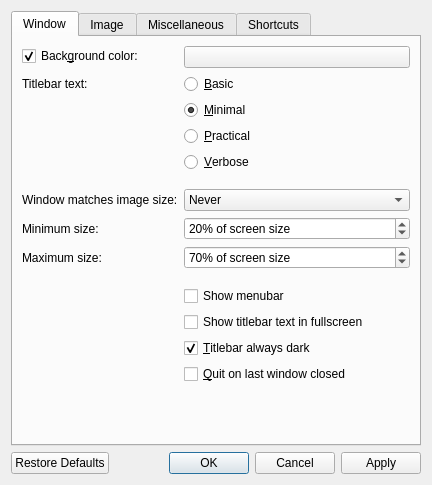
Before: the Qt Designer form src/qvoptionsdialog.ui in jurplel/qView, drawn with Qt 5.
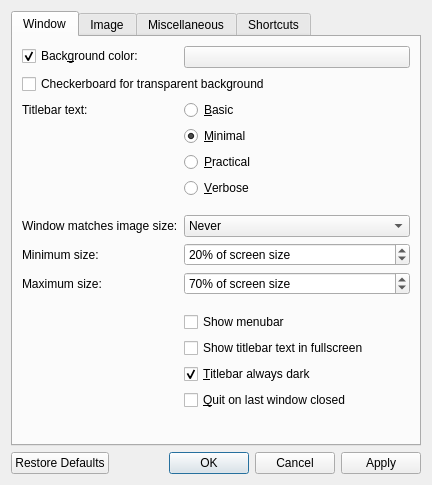
After: the same form once the commit is applied.

Commit message: Add an UI option to toggle checkerboard background

Patch:
```diff
--- a/src/qvoptionsdialog.ui
+++ b/src/qvoptionsdialog.ui
@@ -50,7 +50,7 @@
          </property>
         </widget>
        </item>
-       <item row="1" column="0">
+       <item row="2" column="0">
         <widget class="QLabel" name="label">
          <property name="toolTip">
           <string>Changes the amount of information displayed in the titlebar</string>
@@ -60,14 +60,14 @@
          </property>
         </widget>
        </item>
-       <item row="1" column="1">
+       <item row="2" column="1">
         <widget class="QRadioButton" name="titlebarRadioButton0">
          <property name="text">
           <string>&amp;Basic</string>
          </property>
         </widget>
        </item>
-       <item row="2" column="1">
+       <item row="3" column="1">
         <widget class="QRadioButton" name="titlebarRadioButton1">
          <property name="text">
           <string>&amp;Minimal</string>
@@ -77,21 +77,21 @@
          </property>
         </widget>
        </item>
-       <item row="3" column="1">
+       <item row="4" column="1">
         <widget class="QRadioButton" name="titlebarRadioButton2">
          <property name="text">
           <string>&amp;Practical</string>
          </property>
         </widget>
        </item>
-       <item row="4" column="1">
+       <item row="5" column="1">
         <widget class="QRadioButton" name="titlebarRadioButton3">
          <property name="text">
           <string>&amp;Verbose</string>
          </property>
         </widget>
        </item>
-       <item row="6" column="1">
+       <item row="7" column="1">
         <spacer name="horizontalSpacer_4">
          <property name="orientation">
           <enum>Qt::Horizontal</enum>
@@ -104,7 +104,7 @@
          </property>
         </spacer>
        </item>
-       <item row="7" column="0">
+       <item row="8" column="0">
         <widget class="QLabel" name="label_6">
          <property name="toolTip">
           <string>Control when the window should resize to fit the image's actual size</string>
@@ -114,7 +114,7 @@
          </property>
         </widget>
        </item>
-       <item row="7" column="1">
+       <item row="8" column="1">
         <widget class="QComboBox" name="windowResizeComboBox">
          <property name="toolTip">
           <string>Control when the window should resize to fit the image's actual size</string>
@@ -139,14 +139,14 @@
          </item>
         </widget>
        </item>
-       <item row="8" column="0">
+       <item row="9" column="0">
         <widget class="QLabel" name="minWindowResizeLabel">
          <property name="text">
           <string>Minimum size:</string>
          </property>
         </widget>
        </item>
-       <item row="8" column="1">
+       <item row="9" column="1">
         <widget class="QSpinBox" name="minWindowResizeSpinBox">
          <property name="toolTip">
           <string>Control the minimum size that the window should reach when matching the image's actual size</string>
@@ -168,7 +168,7 @@
          </property>
         </widget>
        </item>
-       <item row="9" column="0">
+       <item row="10" column="0">
         <widget class="QLabel" name="maxWindowResizeLabel">
          <property name="toolTip">
           <string>Control the maximum size that the window should reach when matching the image's actual size</string>
@@ -178,7 +178,7 @@
          </property>
         </widget>
        </item>
-       <item row="9" column="1">
+       <item row="10" column="1">
         <widget class="QSpinBox" name="maxWindowResizeSpinBox">
          <property name="toolTip">
           <string>Control the maximum size that the window should reach when matching the image's actual size</string>
@@ -200,7 +200,7 @@
          </property>
         </widget>
        </item>
-       <item row="10" column="1">
+       <item row="11" column="1">
         <spacer name="horizontalSpacer_3">
          <property name="orientation">
           <enum>Qt::Horizontal</enum>
@@ -213,7 +213,7 @@
          </property>
         </spacer>
        </item>
-       <item row="13" column="1">
+       <item row="14" column="1">
         <widget class="QCheckBox" name="darkTitlebarCheckbox">
          <property name="toolTip">
           <string>Choose whether or not the titlebar should always be dark regardless of your chosen macOS appearance</string>
@@ -226,14 +226,14 @@
          </property>
         </widget>
        </item>
-       <item row="11" column="1">
+       <item row="12" column="1">
         <widget class="QCheckBox" name="menubarCheckbox">
          <property name="text">
           <string>Show menubar</string>
          </property>
         </widget>
        </item>
-       <item row="12" column="1">
+       <item row="13" column="1">
         <widget class="QCheckBox" name="detailsInFullscreen">
          <property name="toolTip">
           <string>Choose whether or not to display the titlebar text while in fullscreen</string>
@@ -243,13 +243,20 @@
          </property>
         </widget>
        </item>
-       <item row="14" column="1">
+       <item row="15" column="1">
         <widget class="QCheckBox" name="quitOnLastWindowCheckbox">
          <property name="text">
           <string>&amp;Quit on last window closed</string>
          </property>
         </widget>
        </item>
+       <item row="1" column="0" colspan="2">
+        <widget class="QCheckBox" name="checkerboardBackgroundCheckbox">
+         <property name="text">
+          <string>Checkerboard for transparent background </string>
+         </property>
+        </widget>
+       </item>
       </layout>
      </widget>
      <widget class="QWidget" name="image">
```
The commit also changes 6 other files.
